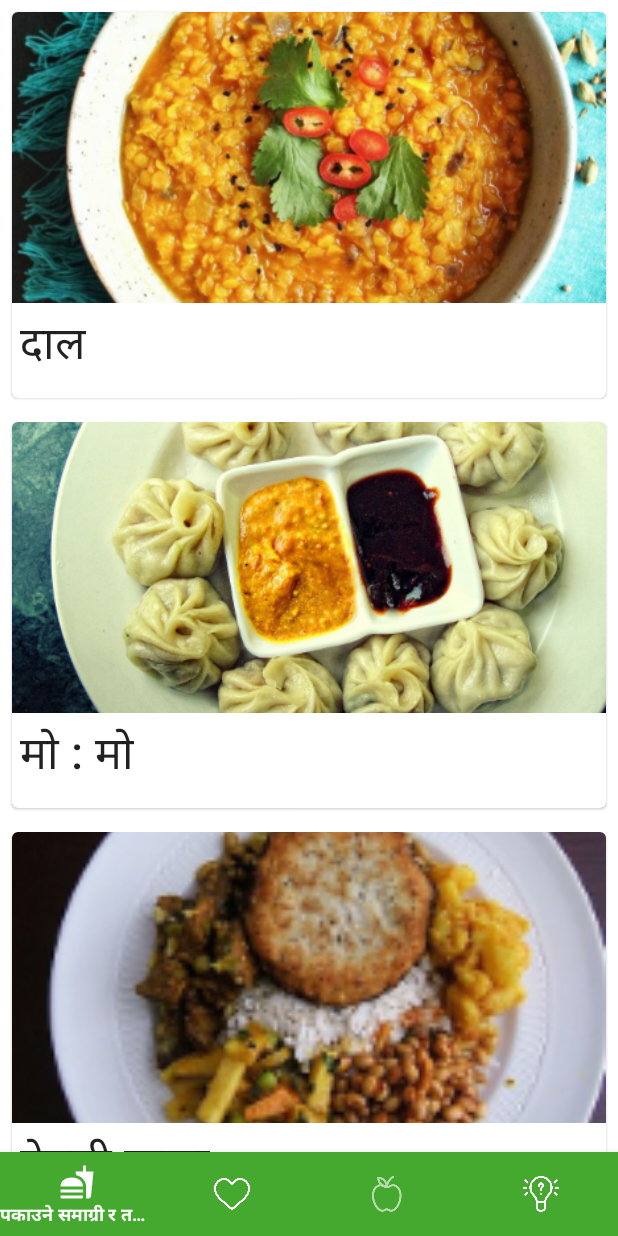
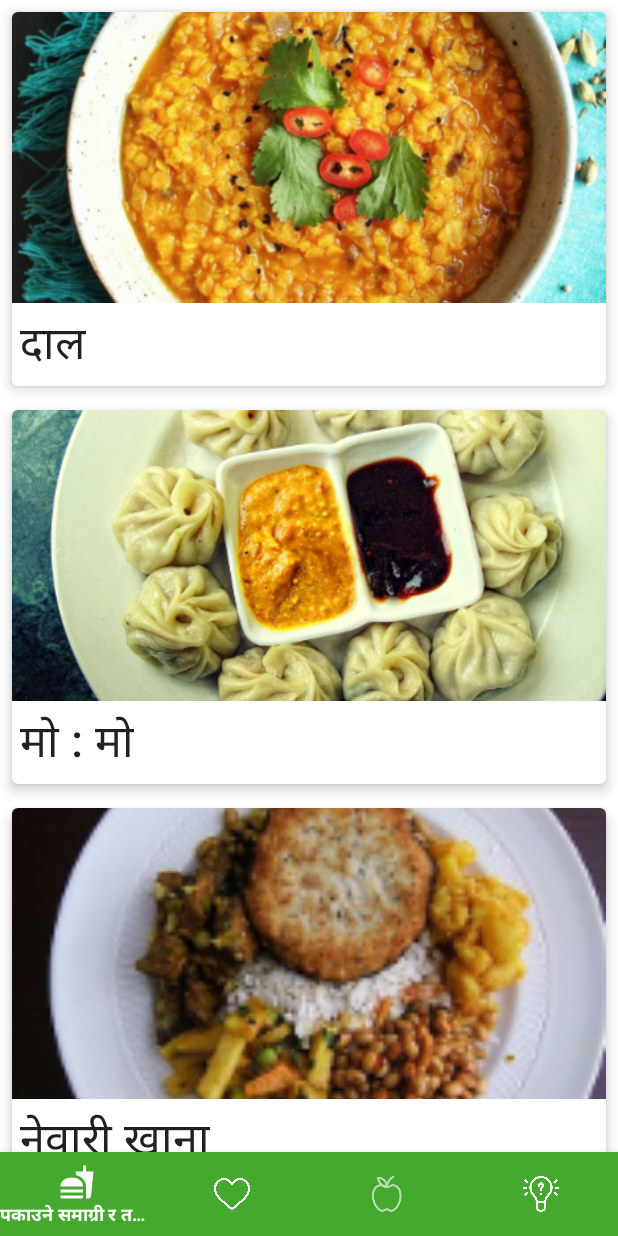
Before and after one commit to Azeliah/nepal-app, an Android app: the screen it shows after launch (MainActivity), on a phone screen of 412 x 824 dp. Run offline under Robolectric (Android 15) with nearby library versions, the light colour scheme and no system bars; our stand-ins replace navigation-ui.

Commit message:
Added drop shadows to cards in recipe and health-info pages

```diff
--- a/app/src/main/res/layout/fragment_recipes.xml
+++ b/app/src/main/res/layout/fragment_recipes.xml
@@ -21,8 +21,9 @@
 
             <com.google.android.material.card.MaterialCardView
                 android:layout_width="match_parent"
-                android:layout_height="257dp"
-                android:layout_margin="8dp">
+                android:layout_height="wrap_content"
+                android:layout_margin="8dp"
+                app:cardElevation="5dp">
 
                 <LinearLayout
                     android:layout_width="match_parent"
@@ -50,10 +51,12 @@
                 </LinearLayout>
 
             </com.google.android.material.card.MaterialCardView>
+
             <com.google.android.material.card.MaterialCardView
                 android:layout_width="match_parent"
-                android:layout_height="257dp"
-                android:layout_margin="8dp">
+                android:layout_height="wrap_content"
+                android:layout_margin="8dp"
+                app:cardElevation="5dp">
 
                 <LinearLayout
                     android:layout_width="match_parent"
@@ -81,10 +84,12 @@
                 </LinearLayout>
 
             </com.google.android.material.card.MaterialCardView>
+
             <com.google.android.material.card.MaterialCardView
                 android:layout_width="match_parent"
-                android:layout_height="257dp"
-                android:layout_margin="8dp">
+                android:layout_height="wrap_content"
+                android:layout_margin="8dp"
+                app:cardElevation="5dp">
 
                 <LinearLayout
                     android:layout_width="match_parent"
@@ -112,10 +117,12 @@
                 </LinearLayout>
 
             </com.google.android.material.card.MaterialCardView>
+
             <com.google.android.material.card.MaterialCardView
                 android:layout_width="match_parent"
-                android:layout_height="257dp"
-                android:layout_margin="8dp">
+                android:layout_height="wrap_content"
+                android:layout_margin="8dp"
+                app:cardElevation="5dp">
 
                 <LinearLayout
                     android:layout_width="match_parent"
```
Also changed, not shown: app/src/main/res/layout/fragment_health_info.xml (+14 -5 lines).
